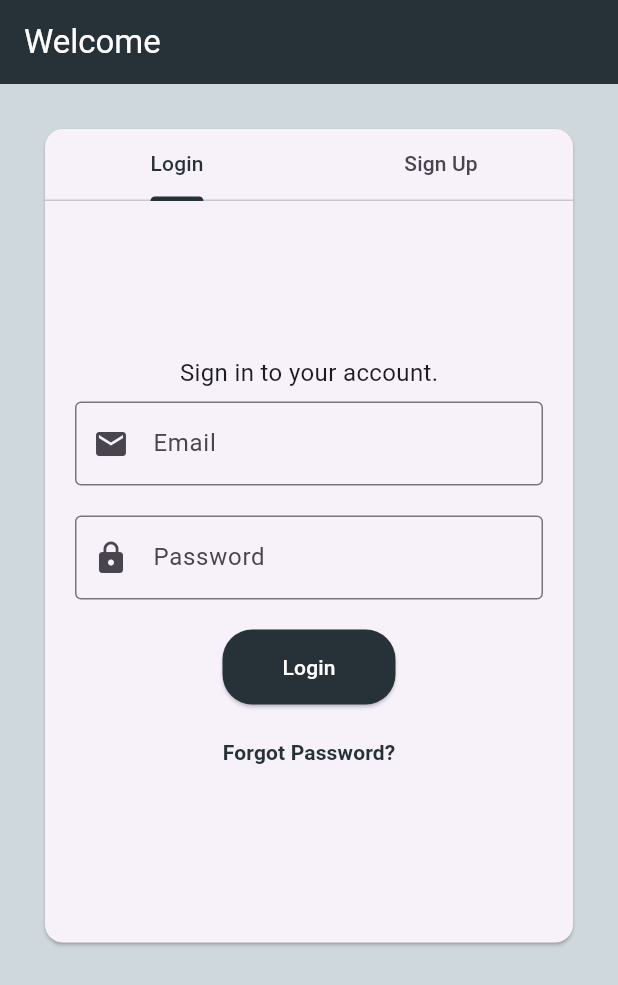
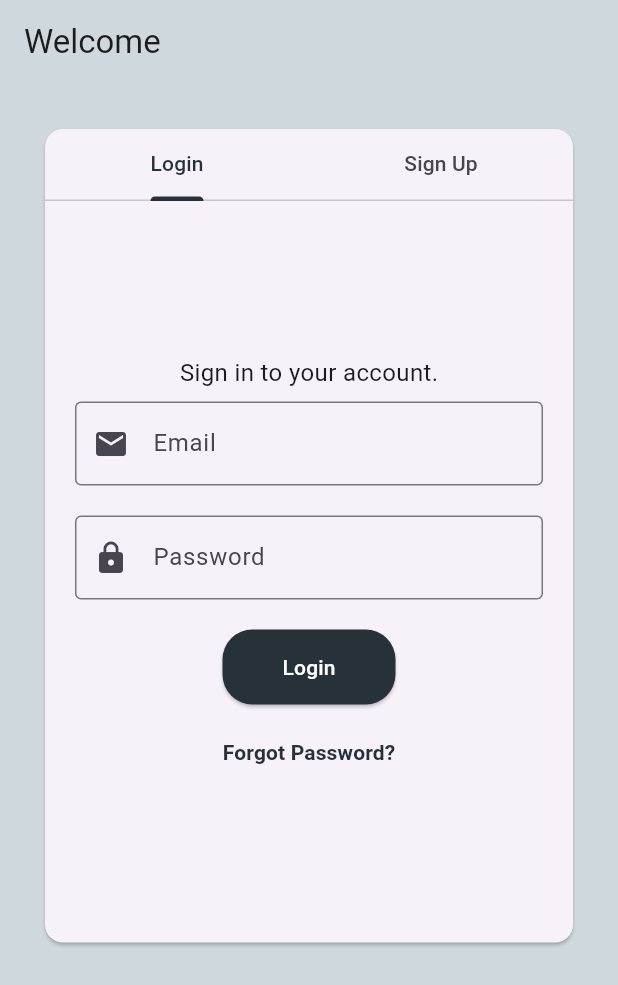
Before and after one commit to GreatGrant/RULE-BASED-EXPERT-SYSTEM-FOR-MALARIA-DIAGNOSIS, a Flutter app: the screen it shows after launch, on a phone screen of 412 x 824 dp. Shown: the top 985 px of the screen. Run offline on Flutter 3.47's test engine with Material 3 defaults, Android fonts, the phone set to English and light mode, and no system bars; our stand-ins replace cloud_firestore, device_info_plus, equatable, firebase_auth, firebase_core, flutter_svg and 3 more; accounts and stored records are empty; generated files the repository leaves out were written again.

Commit message:
make tabbar transparent

```diff
--- a/lib/main.dart
+++ b/lib/main.dart
@@ -99,8 +99,8 @@ class LoginSignUpScreenState extends State<LoginSignUpScreen>
       return Scaffold(
         backgroundColor: Colors.blueGrey[100],
         appBar: AppBar(
-          title: Text(widget.title, style: const TextStyle(color: Colors.white)),
-          backgroundColor: Colors.blueGrey[900],
+          title: Text(widget.title),
+          backgroundColor: Colors.blueGrey[100],
         ),
         body: Card(
           margin: const EdgeInsets.all(30),
```
